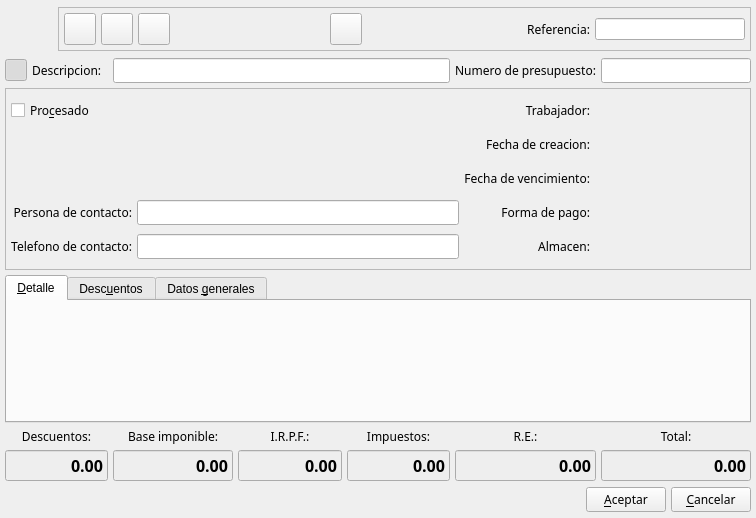
eboladev/Bulmages-1, file bulmages/bulmafact/src/presupuestoclientebase.ui: the form before one commit.
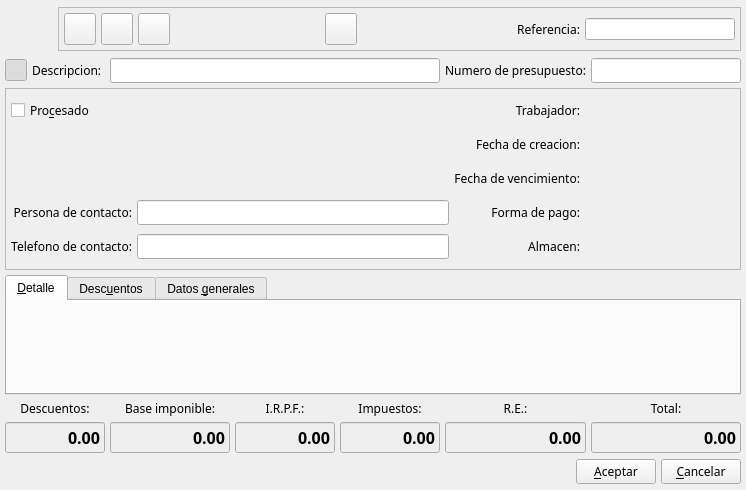
The form after the commit. Icons and pictures are not drawn. Custom widgets are drawn as their Qt base class.

```diff
--- a/bulmages/bulmafact/src/presupuestoclientebase.ui
+++ b/bulmages/bulmafact/src/presupuestoclientebase.ui
@@ -6,14 +6,12 @@
    <rect>
     <x>0</x>
     <y>0</y>
-    <width>756</width>
-    <height>518</height>
+    <width>724</width>
+    <height>490</height>
    </rect>
   </property>
   <property name="sizePolicy" >
-   <sizepolicy>
-    <hsizetype>5</hsizetype>
-    <vsizetype>5</vsizetype>
+   <sizepolicy vsizetype="Preferred" hsizetype="Preferred" >
     <horstretch>0</horstretch>
     <verstretch>0</verstretch>
    </sizepolicy>
@@ -28,15 +26,25 @@
    <property name="margin" >
     <number>5</number>
    </property>
-   <property name="spacing" >
+   <property name="topMargin" >
+    <number>5</number>
+   </property>
+   <property name="rightMargin" >
+    <number>5</number>
+   </property>
+   <property name="bottomMargin" >
+    <number>5</number>
+   </property>
+   <property name="horizontalSpacing" >
+    <number>5</number>
+   </property>
+   <property name="verticalSpacing" >
     <number>5</number>
    </property>
    <item row="4" column="0" colspan="2" >
     <widget class="QLabel" name="label3" >
      <property name="sizePolicy" >
-      <sizepolicy>
-       <hsizetype>5</hsizetype>
-       <vsizetype>5</vsizetype>
+      <sizepolicy vsizetype="Preferred" hsizetype="Preferred" >
        <horstretch>0</horstretch>
        <verstretch>0</verstretch>
       </sizepolicy>
@@ -63,9 +71,7 @@
    <item row="4" column="2" >
     <widget class="QLabel" name="label2" >
      <property name="sizePolicy" >
-      <sizepolicy>
-       <hsizetype>5</hsizetype>
-       <vsizetype>5</vsizetype>
+      <sizepolicy vsizetype="Preferred" hsizetype="Preferred" >
        <horstretch>0</horstretch>
        <verstretch>0</verstretch>
       </sizepolicy>
@@ -92,9 +98,7 @@
    <item row="4" column="3" >
     <widget class="QLabel" name="label4_3" >
      <property name="sizePolicy" >
-      <sizepolicy>
-       <hsizetype>5</hsizetype>
-       <vsizetype>5</vsizetype>
+      <sizepolicy vsizetype="Preferred" hsizetype="Preferred" >
        <horstretch>0</horstretch>
        <verstretch>0</verstretch>
       </sizepolicy>
@@ -121,9 +125,7 @@
    <item row="4" column="4" >
     <widget class="QLabel" name="label4" >
      <property name="sizePolicy" >
-      <sizepolicy>
-       <hsizetype>5</hsizetype>
-       <vsizetype>5</vsizetype>
+      <sizepolicy vsizetype="Preferred" hsizetype="Preferred" >
        <horstretch>0</horstretch>
        <verstretch>0</verstretch>
       </sizepolicy>
@@ -150,9 +152,7 @@
    <item row="4" column="5" >
     <widget class="QLabel" name="label4_2" >
      <property name="sizePolicy" >
-      <sizepolicy>
-       <hsizetype>5</hsizetype>
-       <vsizetype>5</vsizetype>
+      <sizepolicy vsizetype="Preferred" hsizetype="Preferred" >
        <horstretch>0</horstretch>
        <verstretch>0</verstretch>
       </sizepolicy>
@@ -179,9 +179,7 @@
    <item row="4" column="6" >
     <widget class="QLabel" name="label1" >
      <property name="sizePolicy" >
-      <sizepolicy>
-       <hsizetype>5</hsizetype>
-       <vsizetype>5</vsizetype>
+      <sizepolicy vsizetype="Preferred" hsizetype="Preferred" >
        <horstretch>0</horstretch>
        <verstretch>0</verstretch>
       </sizepolicy>
@@ -211,9 +209,7 @@
       <bool>true</bool>
      </property>
      <property name="sizePolicy" >
-      <sizepolicy>
-       <hsizetype>5</hsizetype>
-       <vsizetype>0</vsizetype>
+      <sizepolicy vsizetype="Fixed" hsizetype="Preferred" >
        <horstretch>0</horstretch>
        <verstretch>0</verstretch>
       </sizepolicy>
@@ -357,9 +353,7 @@
    <item row="5" column="5" >
     <widget class="QLineEdit" name="m_totalReqEq" >
      <property name="sizePolicy" >
-      <sizepolicy>
-       <hsizetype>5</hsizetype>
-       <vsizetype>0</vsizetype>
+      <sizepolicy vsizetype="Fixed" hsizetype="Preferred" >
        <horstretch>0</horstretch>
        <verstretch>0</verstretch>
       </sizepolicy>
@@ -438,9 +432,7 @@
    <item row="5" column="4" >
     <widget class="QLineEdit" name="m_totalTaxes" >
      <property name="sizePolicy" >
-      <sizepolicy>
-       <hsizetype>5</hsizetype>
-       <vsizetype>0</vsizetype>
+      <sizepolicy vsizetype="Fixed" hsizetype="Preferred" >
        <horstretch>0</horstretch>
        <verstretch>0</verstretch>
       </sizepolicy>
@@ -519,9 +511,7 @@
    <item row="5" column="3" >
     <widget class="QLineEdit" name="m_totalIRPF" >
      <property name="sizePolicy" >
-      <sizepolicy>
-       <hsizetype>5</hsizetype>
-       <vsizetype>0</vsizetype>
+      <sizepolicy vsizetype="Fixed" hsizetype="Preferred" >
        <horstretch>0</horstretch>
        <verstretch>0</verstretch>
       </sizepolicy>
@@ -600,9 +590,7 @@
    <item row="5" column="2" >
     <widget class="QLineEdit" name="m_totalBases" >
      <property name="sizePolicy" >
-      <sizepolicy>
-       <hsizetype>5</hsizetype>
-       <vsizetype>0</vsizetype>
+      <sizepolicy vsizetype="Fixed" hsizetype="Preferred" >
        <horstretch>0</horstretch>
        <verstretch>0</verstretch>
       </sizepolicy>
@@ -684,9 +672,7 @@
       <bool>true</bool>
      </property>
      <property name="sizePolicy" >
-      <sizepolicy>
-       <hsizetype>5</hsizetype>
-       <vsizetype>0</vsizetype>
+      <sizepolicy vsizetype="Fixed" hsizetype="Preferred" >
        <horstretch>0</horstretch>
        <verstretch>0</verstretch>
       </sizepolicy>
@@ -835,9 +821,7 @@
    <item row="1" column="1" >
     <widget class="QLabel" name="label8" >
      <property name="sizePolicy" >
-      <sizepolicy>
-       <hsizetype>5</hsizetype>
-       <vsizetype>5</vsizetype>
+      <sizepolicy vsizetype="Preferred" hsizetype="Preferred" >
        <horstretch>0</horstretch>
        <verstretch>0</verstretch>
       </sizepolicy>
@@ -861,9 +845,7 @@
    <item row="1" column="6" >
     <widget class="QLineEdit" name="mui_numpresupuesto" >
      <property name="sizePolicy" >
-      <sizepolicy>
-       <hsizetype>5</hsizetype>
-       <vsizetype>5</vsizetype>
+      <sizepolicy vsizetype="Preferred" hsizetype="Preferred" >
        <horstretch>0</horstretch>
        <verstretch>0</verstretch>
       </sizepolicy>
@@ -890,13 +872,16 @@
    <item row="3" column="0" colspan="7" >
     <widget class="QTabWidget" name="m_general" >
      <property name="sizePolicy" >
-      <sizepolicy>
-       <hsizetype>7</hsizetype>
-       <vsizetype>7</vsizetype>
+      <sizepolicy vsizetype="Expanding" hsizetype="Expanding" >
        <horstretch>0</horstretch>
        <verstretch>0</verstretch>
       </sizepolicy>
      </property>
+     <property name="font" >
+      <font>
+       <pointsize>9</pointsize>
+      </font>
+     </property>
      <property name="currentIndex" >
       <number>0</number>
      </property>
@@ -914,9 +899,7 @@
        <item>
         <widget class="ListLinPresupuestoView" native="1" name="subform2" >
          <property name="sizePolicy" >
-          <sizepolicy>
-           <hsizetype>7</hsizetype>
-           <vsizetype>7</vsizetype>
+          <sizepolicy vsizetype="Expanding" hsizetype="Expanding" >
            <horstretch>0</horstretch>
            <verstretch>0</verstretch>
           </sizepolicy>
@@ -1010,9 +993,7 @@
      <item>
       <widget class="QFrame" name="frame_2" >
        <property name="sizePolicy" >
-        <sizepolicy>
-         <hsizetype>7</hsizetype>
-         <vsizetype>0</vsizetype>
+        <sizepolicy vsizetype="Fixed" hsizetype="Expanding" >
          <horstretch>0</horstretch>
          <verstretch>0</verstretch>
         </sizepolicy>
@@ -1231,9 +1212,7 @@
         <item>
          <widget class="QLabel" name="label6" >
           <property name="sizePolicy" >
-           <sizepolicy>
-            <hsizetype>5</hsizetype>
-            <vsizetype>5</vsizetype>
+           <sizepolicy vsizetype="Preferred" hsizetype="Preferred" >
             <horstretch>0</horstretch>
             <verstretch>0</verstretch>
            </sizepolicy>
@@ -1260,9 +1239,7 @@
         <item>
          <widget class="BusquedaReferencia" name="mui_refpresupuesto" >
           <property name="sizePolicy" >
-           <sizepolicy>
-            <hsizetype>0</hsizetype>
-            <vsizetype>0</vsizetype>
+           <sizepolicy vsizetype="Fixed" hsizetype="Fixed" >
             <horstretch>0</horstretch>
             <verstretch>0</verstretch>
            </sizepolicy>
@@ -1283,9 +1260,7 @@
    <item row="1" column="2" colspan="3" >
     <widget class="QLineEdit" name="mui_descpresupuesto" >
      <property name="sizePolicy" >
-      <sizepolicy>
-       <hsizetype>7</hsizetype>
-       <vsizetype>5</vsizetype>
+      <sizepolicy vsizetype="Preferred" hsizetype="Expanding" >
        <horstretch>0</horstretch>
        <verstretch>0</verstretch>
       </sizepolicy>
@@ -1306,9 +1281,7 @@
    <item row="1" column="5" >
     <widget class="QLabel" name="label7" >
      <property name="sizePolicy" >
-      <sizepolicy>
-       <hsizetype>5</hsizetype>
-       <vsizetype>5</vsizetype>
+      <sizepolicy vsizetype="Preferred" hsizetype="Preferred" >
        <horstretch>0</horstretch>
        <verstretch>0</verstretch>
       </sizepolicy>
@@ -1335,9 +1308,7 @@
    <item row="2" column="0" colspan="7" >
     <widget class="QFrame" name="frame" >
      <property name="sizePolicy" >
-      <sizepolicy>
-       <hsizetype>7</hsizetype>
-       <vsizetype>5</vsizetype>
+      <sizepolicy vsizetype="Preferred" hsizetype="Expanding" >
        <horstretch>0</horstretch>
        <verstretch>0</verstretch>
       </sizepolicy>
@@ -1358,7 +1329,19 @@
       <property name="margin" >
        <number>5</number>
       </property>
-      <property name="spacing" >
+      <property name="topMargin" >
+       <number>5</number>
+      </property>
+      <property name="rightMargin" >
+       <number>5</number>
+      </property>
+      <property name="bottomMargin" >
+       <number>5</number>
+      </property>
+      <property name="horizontalSpacing" >
+       <number>5</number>
+      </property>
+      <property name="verticalSpacing" >
        <number>5</number>
       </property>
       <item row="0" column="0" colspan="2" >
@@ -1429,9 +1412,7 @@
       <item row="1" column="2" >
        <widget class="QLabel" name="label15" >
         <property name="sizePolicy" >
-         <sizepolicy>
-          <hsizetype>5</hsizetype>
-          <vsizetype>0</vsizetype>
+         <sizepolicy vsizetype="Fixed" hsizetype="Preferred" >
           <horstretch>0</horstretch>
           <verstretch>0</verstretch>
          </sizepolicy>
@@ -1464,9 +1445,7 @@
       <item row="0" column="2" >
        <widget class="QLabel" name="label10" >
         <property name="sizePolicy" >
-         <sizepolicy>
-          <hsizetype>5</hsizetype>
-          <vsizetype>0</vsizetype>
+         <sizepolicy vsizetype="Fixed" hsizetype="Preferred" >
           <horstretch>0</horstretch>
           <verstretch>0</verstretch>
          </sizepolicy>
@@ -1499,9 +1478,7 @@
       <item row="0" column="3" >
        <widget class="BusquedaTrabajador" native="1" name="mui_idtrabajador" >
         <property name="sizePolicy" >
-         <sizepolicy>
-          <hsizetype>5</hsizetype>
-          <vsizetype>0</vsizetype>
+         <sizepolicy vsizetype="Fixed" hsizetype="Preferred" >
           <horstretch>0</horstretch>
           <verstretch>0</verstretch>
          </sizepolicy>
@@ -1528,9 +1505,7 @@
       <item row="1" column="3" >
        <widget class="BusquedaFecha" native="1" name="mui_fpresupuesto" >
         <property name="sizePolicy" >
-         <sizepolicy>
-          <hsizetype>5</hsizetype>
-          <vsizetype>0</vsizetype>
+         <sizepolicy vsizetype="Fixed" hsizetype="Preferred" >
           <horstretch>0</horstretch>
           <verstretch>0</verstretch>
          </sizepolicy>
@@ -1557,9 +1532,7 @@
       <item row="2" column="2" >
        <widget class="QLabel" name="label11" >
         <property name="sizePolicy" >
-         <sizepolicy>
-          <hsizetype>5</hsizetype>
-          <vsizetype>0</vsizetype>
+         <sizepolicy vsizetype="Fixed" hsizetype="Preferred" >
           <horstretch>0</horstretch>
           <verstretch>0</verstretch>
          </sizepolicy>
@@ -1592,9 +1565,7 @@
       <item row="2" column="3" >
        <widget class="BusquedaFecha" native="1" name="mui_vencpresupuesto" >
         <property name="sizePolicy" >
-         <sizepolicy>
-          <hsizetype>5</hsizetype>
-          <vsizetype>0</vsizetype>
+         <sizepolicy vsizetype="Fixed" hsizetype="Preferred" >
           <horstretch>0</horstretch>
           <verstretch>0</verstretch>
          </sizepolicy>
@@ -1621,9 +1592,7 @@
       <item row="4" column="3" >
        <widget class="BusquedaAlmacen" native="1" name="mui_idalmacen" >
         <property name="sizePolicy" >
-         <sizepolicy>
-          <hsizetype>5</hsizetype>
-          <vsizetype>0</vsizetype>
+         <sizepolicy vsizetype="Fixed" hsizetype="Preferred" >
           <horstretch>0</horstretch>
           <verstretch>0</verstretch>
          </sizepolicy>
@@ -1650,9 +1619,7 @@
       <item row="3" column="3" >
        <widget class="BusquedaFormaPago" native="1" name="mui_idforma_pago" >
         <property name="sizePolicy" >
-         <sizepolicy>
-          <hsizetype>5</hsizetype>
-          <vsizetype>0</vsizetype>
+         <sizepolicy vsizetype="Fixed" hsizetype="Preferred" >
           <horstretch>0</horstretch>
           <verstretch>0</verstretch>
          </sizepolicy>
@@ -1679,9 +1646,7 @@
       <item row="3" column="2" >
        <widget class="QLabel" name="label12" >
         <property name="sizePolicy" >
-         <sizepolicy>
-          <hsizetype>5</hsizetype>
-          <vsizetype>0</vsizetype>
+         <sizepolicy vsizetype="Fixed" hsizetype="Preferred" >
           <horstretch>0</horstretch>
           <verstretch>0</verstretch>
          </sizepolicy>
@@ -1714,9 +1679,7 @@
       <item row="4" column="2" >
        <widget class="QLabel" name="m_lblalmacen" >
         <property name="sizePolicy" >
-         <sizepolicy>
-          <hsizetype>5</hsizetype>
-          <vsizetype>0</vsizetype>
+         <sizepolicy vsizetype="Fixed" hsizetype="Preferred" >
           <horstretch>0</horstretch>
           <verstretch>0</verstretch>
          </sizepolicy>
@@ -1749,9 +1712,7 @@
       <item row="4" column="1" >
        <widget class="QLineEdit" name="mui_telpresupuesto" >
         <property name="sizePolicy" >
-         <sizepolicy>
-          <hsizetype>7</hsizetype>
-          <vsizetype>0</vsizetype>
+         <sizepolicy vsizetype="Fixed" hsizetype="Expanding" >
           <horstretch>0</horstretch>
           <verstretch>0</verstretch>
          </sizepolicy>
@@ -1802,9 +1763,7 @@
       <item row="3" column="1" >
        <widget class="QLineEdit" name="mui_contactpresupuesto" >
         <property name="sizePolicy" >
-         <sizepolicy>
-          <hsizetype>7</hsizetype>
-          <vsizetype>0</vsizetype>
+         <sizepolicy vsizetype="Fixed" hsizetype="Expanding" >
           <horstretch>0</horstretch>
           <verstretch>0</verstretch>
          </sizepolicy>
@@ -1831,9 +1790,7 @@
       <item rowspan="2" row="1" column="0" colspan="2" >
        <widget class="BusquedaCliente" native="1" name="mui_idcliente" >
         <property name="sizePolicy" >
-         <sizepolicy>
-          <hsizetype>5</hsizetype>
-          <vsizetype>7</vsizetype>
+         <sizepolicy vsizetype="Expanding" hsizetype="Preferred" >
           <horstretch>0</horstretch>
           <verstretch>0</verstretch>
          </sizepolicy>
```
Left out of the diff: 112 changed lines with no effect on the pictures.
